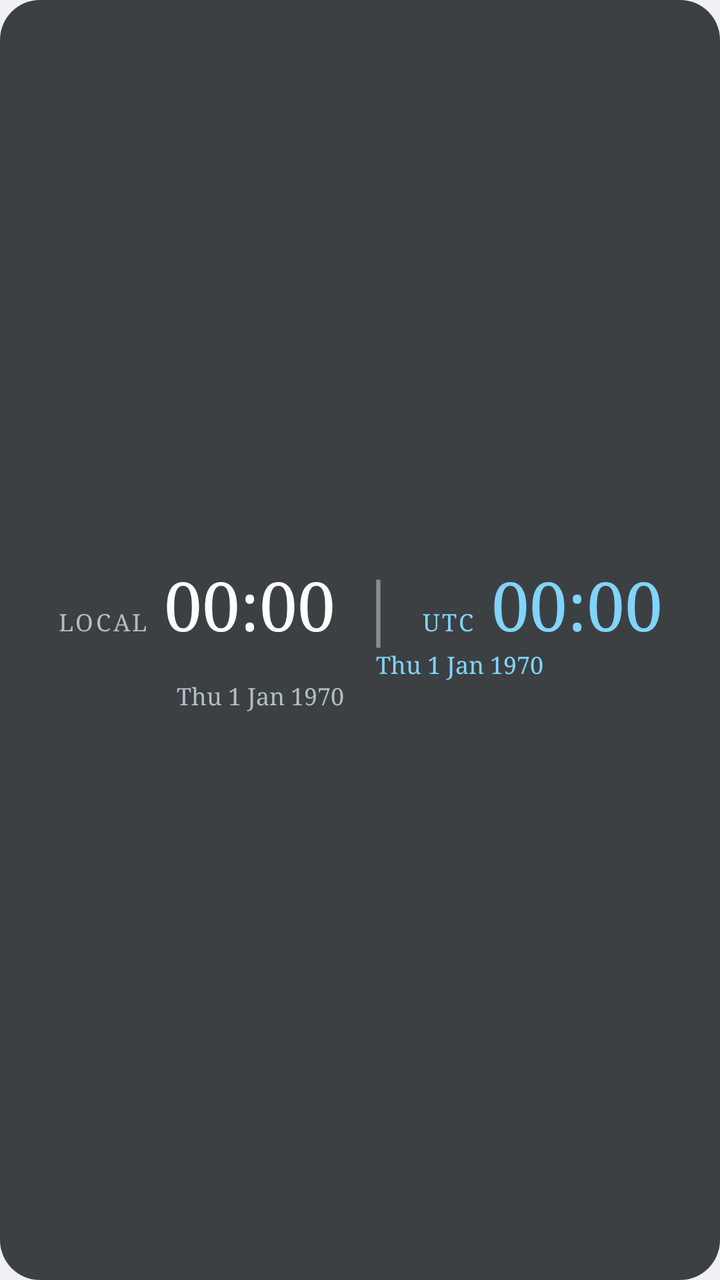
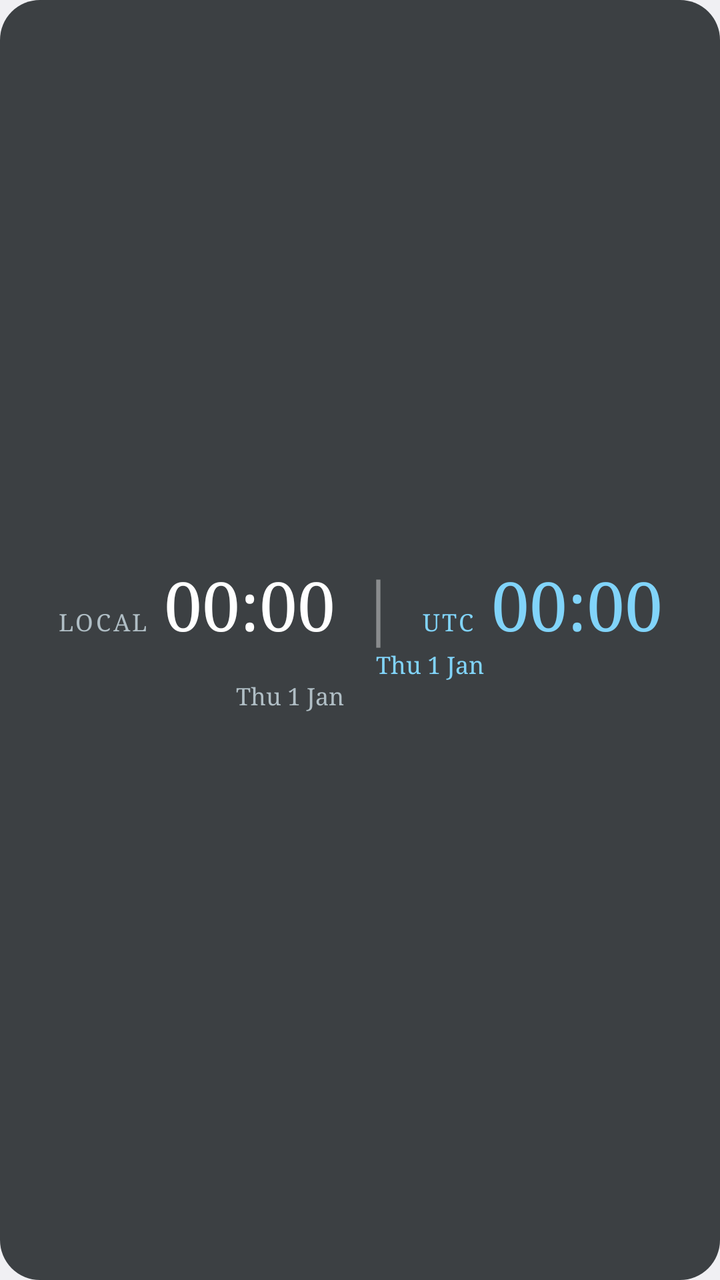

Compare the two renders of this Android layout. The source of the first and the diff that turns it into the second are given below.
<!-- AndroidManifest.xml: application theme AppTheme -->
<!-- res/layout/widget_pipe_serif.xml -->
<?xml version="1.0" encoding="utf-8"?>
<LinearLayout xmlns:android="http://schemas.android.com/apk/res/android" android:id="@+id/root" android:layout_width="match_parent" android:layout_height="match_parent" android:background="@drawable/widget_bg" android:gravity="center" android:orientation="vertical" android:padding="14dp">
<LinearLayout android:layout_width="wrap_content" android:layout_height="wrap_content" android:orientation="horizontal" android:baselineAligned="true" >
<TextView android:id="@+id/label_local" android:layout_width="wrap_content" android:layout_height="wrap_content"
    android:fontFamily="serif" android:letterSpacing="0.1" android:text="@string/label_local"
    android:textColor="#B0BEC5" android:textSize="12sp" android:layout_marginEnd="8dp"/>
<TextClock android:id="@+id/clock_local" android:layout_width="wrap_content" android:layout_height="wrap_content"
    android:fontFamily="serif" android:format12Hour="HH:mm" android:format24Hour="HH:mm" android:includeFontPadding="false" android:maxLines="1"
    android:textColor="#FFFFFF" android:textSize="34sp"  />
<TextView android:id="@+id/pipe" android:layout_width="wrap_content" android:layout_height="wrap_content" android:layout_marginStart="12dp" android:layout_marginEnd="12dp" android:fontFamily="serif" android:includeFontPadding="false" android:text="|" android:textColor="#66FFFFFF" android:textSize="34sp" />
<TextView android:id="@+id/label_utc" android:layout_width="wrap_content" android:layout_height="wrap_content"
    android:fontFamily="serif" android:letterSpacing="0.1" android:text="@string/label_utc"
    android:textColor="#81D4FA" android:textSize="12sp" android:layout_marginEnd="8dp"/>
<TextClock android:id="@+id/clock_utc" android:layout_width="wrap_content" android:layout_height="wrap_content"
    android:fontFamily="serif" android:format12Hour="HH:mm" android:format24Hour="HH:mm" android:includeFontPadding="false" android:maxLines="1"
    android:textColor="#81D4FA" android:textSize="34sp" android:timeZone="UTC" />
</LinearLayout>
<LinearLayout android:layout_width="wrap_content" android:layout_height="wrap_content" android:orientation="horizontal" android:baselineAligned="true" android:layout_marginTop="2dp">
<LinearLayout android:layout_width="wrap_content" android:layout_height="wrap_content" android:orientation="vertical" >
<TextView android:id="@+id/zone_local" android:layout_width="wrap_content" android:layout_height="wrap_content"
    android:fontFamily="serif" android:textColor="#B0BEC5" android:textSize="12sp" />
<TextClock android:id="@+id/date_local" android:layout_width="wrap_content" android:layout_height="wrap_content"
    android:fontFamily="serif" android:format12Hour="EEE d MMM yyyy" android:format24Hour="EEE d MMM yyyy" android:includeFontPadding="false" android:maxLines="1"
    android:textColor="#B0BEC5" android:textSize="12sp"  />
</LinearLayout>
<TextClock android:layout_marginStart="16dp" android:id="@+id/date_utc" android:layout_width="wrap_content" android:layout_height="wrap_content"
    android:fontFamily="serif" android:format12Hour="EEE d MMM yyyy" android:format24Hour="EEE d MMM yyyy" android:includeFontPadding="false" android:maxLines="1"
    android:textColor="#81D4FA" android:textSize="12sp" android:timeZone="UTC" />
</LinearLayout>
</LinearLayout>
<!-- resources referenced by this layout -->
<resources>
  <!-- drawable widget_bg (drawable) -->
  <?xml version="1.0" encoding="utf-8"?>
  <shape xmlns:android="http://schemas.android.com/apk/res/android" android:shape="rectangle">
      <solid android:color="#CC101418" />
      <corners android:radius="20dp" />
  </shape>
  <string name="label_local">LOCAL</string>
  <string name="label_utc">UTC</string>
  <style name="AppTheme" parent="@android:style/Theme.DeviceDefault.Light.NoActionBar" />
</resources>

<!-- the commit's change to res/layout/widget_pipe_serif.xml (unified diff, before → after) -->
@@ -20,11 +20,11 @@
 <TextView android:id="@+id/zone_local" android:layout_width="wrap_content" android:layout_height="wrap_content"
     android:fontFamily="serif" android:textColor="#B0BEC5" android:textSize="12sp" />
 <TextClock android:id="@+id/date_local" android:layout_width="wrap_content" android:layout_height="wrap_content"
-    android:fontFamily="serif" android:format12Hour="EEE d MMM yyyy" android:format24Hour="EEE d MMM yyyy" android:includeFontPadding="false" android:maxLines="1"
+    android:fontFamily="serif" android:format12Hour="EEE d MMM" android:format24Hour="EEE d MMM" android:includeFontPadding="false" android:maxLines="1"
     android:textColor="#B0BEC5" android:textSize="12sp"  />
 </LinearLayout>
 <TextClock android:layout_marginStart="16dp" android:id="@+id/date_utc" android:layout_width="wrap_content" android:layout_height="wrap_content"
-    android:fontFamily="serif" android:format12Hour="EEE d MMM yyyy" android:format24Hour="EEE d MMM yyyy" android:includeFontPadding="false" android:maxLines="1"
+    android:fontFamily="serif" android:format12Hour="EEE d MMM" android:format24Hour="EEE d MMM" android:includeFontPadding="false" android:maxLines="1"
     android:textColor="#81D4FA" android:textSize="12sp" android:timeZone="UTC" />
 </LinearLayout>
 </LinearLayout>
